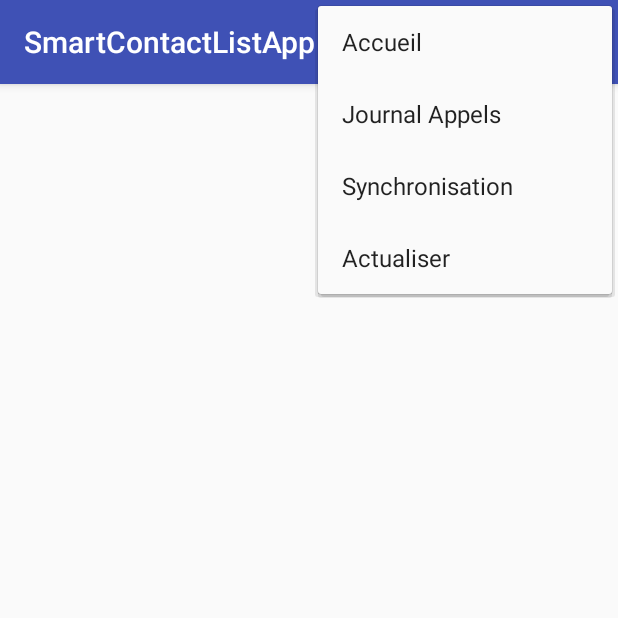
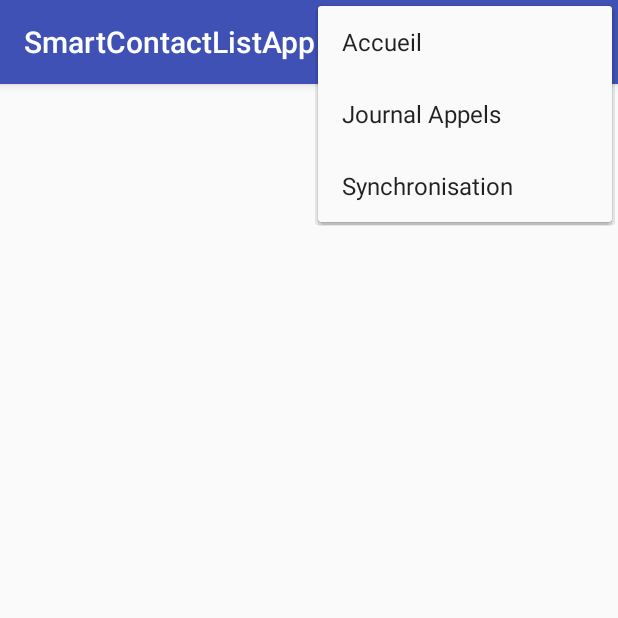
Before and after one commit to gatienchapon/SmartContactList, an Android app: the screen it shows after launch (PrintContactListActivity), with the options menu open, on a phone screen of 412 x 824 dp, the top half of it. Run offline under Robolectric (Android 15) with nearby library versions, the phone set to English and light mode, and no system bars; 4 statements that could not run were skipped.

Commit message:
Ajout du refresh automatique

```diff
--- a/SmartContactListApp/app/src/main/java/fr/unice/polytech/smartcontactlistapp/contactList/PrintContactListActivity.java
+++ b/SmartContactListApp/app/src/main/java/fr/unice/polytech/smartcontactlistapp/contactList/PrintContactListActivity.java
@@ -48,6 +48,10 @@ public class PrintContactListActivity  extends AppCompatActivity {
     protected void onCreate(Bundle savedInstanceState) {
         super.onCreate(savedInstanceState);
         setContentView(R.layout.activity_contact_list);
+        initialisation();
+    }
+
+    private void initialisation() {
         RecyclerView recyclerView = (RecyclerView)findViewById(R.id.recycler_view);
         recyclerView.setHasFixedSize(true);
 
@@ -63,7 +67,11 @@ public class PrintContactListActivity  extends AppCompatActivity {
         new ManageLocalFile(this);
     }
 
-
+    @Override
+    protected void onResume() {
+        super.onResume();
+        initialisation();
+    }
 
     private List<Contact> getListItemData(){
         RetreiveContactList retreiveContactList= new RetreiveContactList();
@@ -101,13 +109,13 @@ public class PrintContactListActivity  extends AppCompatActivity {
             startActivity(intente);
             return true;
         }
-        if (id == R.id.actualiser) {
+        //if (id == R.id.actualiser) {
 
-            Intent intente = getIntent();
-            finish();
-            startActivity(intente);
-            return true;
-        }
+          //  Intent intente = getIntent();
+            //finish();
+            //startActivity(intente);
+            //return true;
+        //}
 
         return super.onOptionsItemSelected(item);
     }
--- a/SmartContactListApp/app/src/main/res/menu/menu_main.xml
+++ b/SmartContactListApp/app/src/main/res/menu/menu_main.xml
@@ -17,9 +17,9 @@
         android:orderInCategory="100"
         android:title="Synchronisation"
         app:showAsAction="never" />
-    <item
+    <!--<item
         android:id="@+id/actualiser"
         android:orderInCategory="100"
         android:title="Actualiser"
-        app:showAsAction="never" />
+        app:showAsAction="never" />-->
 </menu>
```
